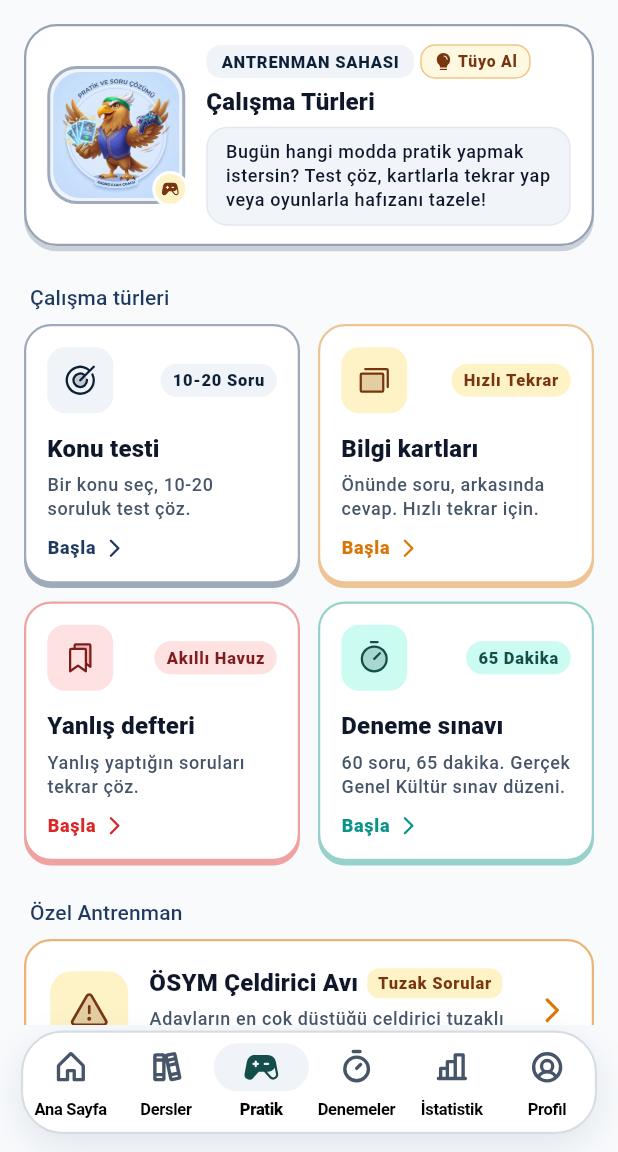
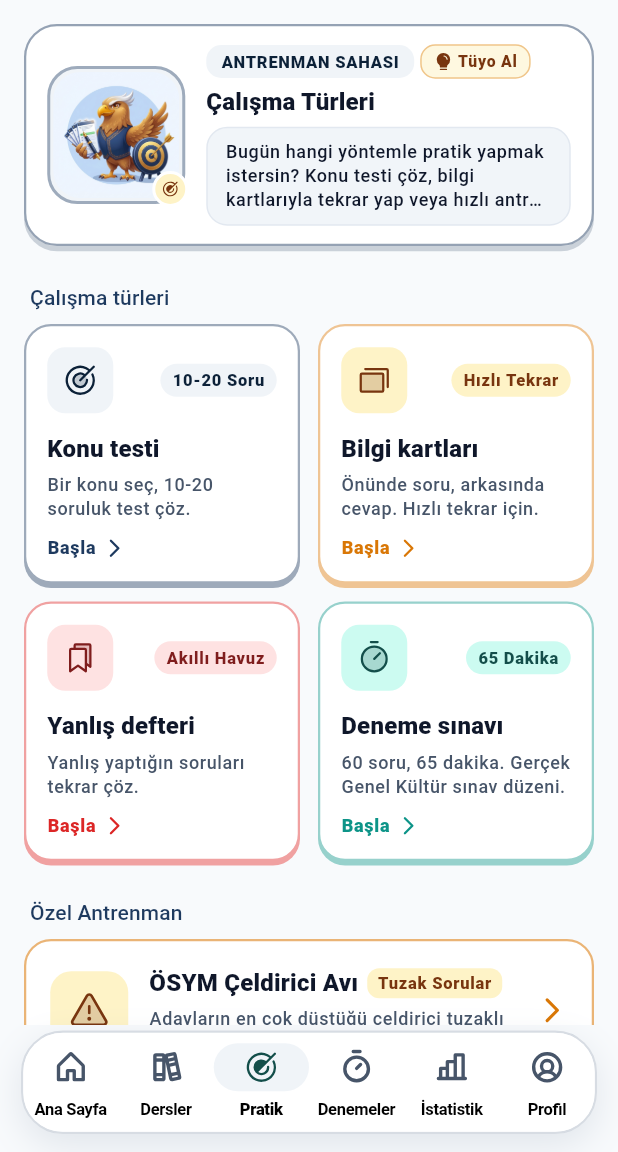
Before and after one commit to omerfarukpehlivan/kadro, a Flutter app: the screen it shows after launch, item 3 of the bottom bar chosen, on a phone screen of 412 x 824 dp, the part 84-1236 px from its top. Run offline on Flutter 3.47's test engine with Material 3 defaults, Android fonts, the phone set to English and light mode, and no system bars; drawn by our look-alikes of flutter_animate; our stand-ins replace fl_chart, flex_color_scheme, flutter_local_notifications, flutter_riverpod, go_router, google_fonts and 5 more; missing offline and left inert: purchases_flutter; accounts and stored records are empty.

Commit message:
fix(ui): resolve AppTopBar title overflow and replace gameController icon/mascot with academic target (TASK-69)

```diff
--- a/lib/app/widgets/app_navigation_bar.dart
+++ b/lib/app/widgets/app_navigation_bar.dart
@@ -84,12 +84,10 @@ class AppNavigationBar extends StatelessWidget {
                     selectedIcon: PhosphorIcon(PhosphorIconsFill.books),
                     label: 'Dersler',
                   ),
-                  // 2: Pratik
+                  // 2: Pratik (Akademik hedef ve antrenman ikonu)
                   NavigationDestination(
-                    icon: PhosphorIcon(PhosphorIconsBold.gameController),
-                    selectedIcon: PhosphorIcon(
-                      PhosphorIconsFill.gameController,
-                    ),
+                    icon: PhosphorIcon(PhosphorIconsBold.target),
+                    selectedIcon: PhosphorIcon(PhosphorIconsFill.target),
                     label: 'Pratik',
                   ),
                   // 3: Denemeler
--- a/lib/app/widgets/app_top_bar.dart
+++ b/lib/app/widgets/app_top_bar.dart
@@ -9,6 +9,9 @@ import 'package:phosphor_flutter/phosphor_flutter.dart';
 ///
 /// Sol tarafta Kadro Koçu avatarı ve ekran başlığını,
 /// sağ tarafta canlı soru hedefi/seri rozetini ve PRO abonelik durumunu gösterir.
+///
+/// TASK-69 kapsamında dar ekranlarda (<380px) ve uzun başlıklarda (örn: 'Çalışma Türleri')
+/// taşmaları önlemek için Flexible + ellipsis ve dinamik boyutlandırma eklenmiştir.
 class AppTopBar extends ConsumerWidget implements PreferredSizeWidget {
   final String title;
 
@@ -18,6 +21,7 @@ class AppTopBar extends ConsumerWidget implements PreferredSizeWidget {
   Widget build(BuildContext context, WidgetRef ref) {
     final colorScheme = Theme.of(context).colorScheme;
     final textTheme = Theme.of(context).textTheme;
+    final isCompact = MediaQuery.sizeOf(context).width < 380;
 
     final stats = ref.watch(studyStatsProvider);
     final prefs = ref.watch(userPreferencesProvider);
@@ -32,8 +36,8 @@ class AppTopBar extends ConsumerWidget implements PreferredSizeWidget {
         children: [
           // Kavisli kare Kadro Koçu avatarı (altın çerçeveli, hata durumunda fallback ikon)
           Container(
-            width: 36,
-            height: 36,
+            width: isCompact ? 32 : 36,
+            height: isCompact ? 32 : 36,
             decoration: BoxDecoration(
               borderRadius: BorderRadius.circular(12),
               border: Border.all(color: colorScheme.tertiary, width: 1.5),
@@ -47,24 +51,34 @@ class AppTopBar extends ConsumerWidget implements PreferredSizeWidget {
                   color: colorScheme.primaryContainer,
                   child: PhosphorIcon(
                     PhosphorIconsDuotone.graduationCap,
-                    size: 18,
+                    size: isCompact ? 16 : 18,
                     color: colorScheme.onPrimaryContainer,
                   ),
                 ),
               ),
             ),
           ),
-          const SizedBox(width: 10),
-          Text(
-            title,
-            style: textTheme.titleLarge?.copyWith(fontWeight: FontWeight.w800),
+          SizedBox(width: isCompact ? 8 : 10),
+          Flexible(
+            child: Text(
+              title,
+              maxLines: 1,
+              overflow: TextOverflow.ellipsis,
+              style: textTheme.titleLarge?.copyWith(
+                fontWeight: FontWeight.w800,
+                fontSize: isCompact ? 17 : null,
+              ),
+            ),
           ),
         ],
       ),
       actions: [
         // Günlük Hedef / Seri rozeti
         Container(
-          padding: const EdgeInsets.symmetric(horizontal: 10, vertical: 5),
+          padding: EdgeInsets.symmetric(
+            horizontal: isCompact ? 8 : 10,
+            vertical: 5,
+          ),
           decoration: BoxDecoration(
             color: colorScheme.tertiaryContainer,
             borderRadius: BorderRadius.circular(20),
@@ -89,7 +103,7 @@ class AppTopBar extends ConsumerWidget implements PreferredSizeWidget {
             ],
           ),
         ),
-        const SizedBox(width: 8),
+        SizedBox(width: isCompact ? 6 : 8),
         // PRO rozet butonu (PaywallScreen açar)
         InkWell(
           onTap: () {
@@ -98,8 +112,11 @@ class AppTopBar extends ConsumerWidget implements PreferredSizeWidget {
           },
           borderRadius: BorderRadius.circular(20),
           child: Container(
-            margin: const EdgeInsets.only(right: 12),
-            padding: const EdgeInsets.symmetric(horizontal: 10, vertical: 5),
+            margin: EdgeInsets.only(right: isCompact ? 8 : 12),
+            padding: EdgeInsets.symmetric(
+              horizontal: isCompact ? 8 : 10,
+              vertical: 5,
+            ),
             decoration: BoxDecoration(
               color: prefs.isPro
                   ? colorScheme.tertiary
--- a/lib/features/lessons/presentation/lesson_topics_screen.dart
+++ b/lib/features/lessons/presentation/lesson_topics_screen.dart
@@ -76,7 +76,11 @@ class LessonTopicsScreen extends ConsumerWidget {
   Widget build(BuildContext context, WidgetRef ref) {
     return Scaffold(
       appBar: AppBar(
-        title: Text('${lesson.name} Konuları'),
+        title: Text(
+          '${lesson.name} Konuları',
+          maxLines: 1,
+          overflow: TextOverflow.ellipsis,
+        ),
         actions: [
           Tooltip(
             message: '${lesson.name} Tüm Konuları İndir (PRO)',
--- a/lib/features/lessons/presentation/topic_tests_screen.dart
+++ b/lib/features/lessons/presentation/topic_tests_screen.dart
@@ -126,6 +126,8 @@ class _TopicTestsScreenState extends ConsumerState<TopicTestsScreen> {
             Text(widget.topic, maxLines: 1, overflow: TextOverflow.ellipsis),
             Text(
               '${widget.lessonName} · ${_testChunks.length} Test (${_allQuestions.length} Soru)',
+              maxLines: 1,
+              overflow: TextOverflow.ellipsis,
               style: textTheme.labelSmall?.copyWith(
                 color: colorScheme.onSurfaceVariant,
               ),
--- a/lib/features/practice/presentation/practice_hub_screen.dart
+++ b/lib/features/practice/presentation/practice_hub_screen.dart
@@ -107,7 +107,7 @@ class PracticeHubScreen extends ConsumerWidget {
             mood: MascotMood.practice,
             badgeLabel: 'ANTRENMAN SAHASI',
             title: 'Çalışma Türleri',
-            message: 'Bugün hangi modda pratik yapmak istersin? Test çöz, kartlarla tekrar yap veya oyunlarla hafızanı tazele!',
+            message: 'Bugün hangi yöntemle pratik yapmak istersin? Konu testi çöz, bilgi kartlarıyla tekrar yap veya hızlı antrenmanlarla bilgini pekiştir!',
           ),
           AppSpacing.gapMd,
 
@@ -158,8 +158,8 @@ class PracticeHubScreen extends ConsumerWidget {
           const _DistractorHuntSpecialCard(),
           AppSpacing.gapMd,
 
-          // 4. Etkileşimli Mini Oyunlar (2'li Bento Grid)
-          const SectionTitle('Etkileşimli Mini Oyunlar'),
+          // 4. Hızlı Tekrar & Refleks Antrenmanı (2'li Bento Grid)
+          const SectionTitle('Hızlı Tekrar & Refleks Antrenmanı'),
           IntrinsicHeight(
             child: Row(
               crossAxisAlignment: CrossAxisAlignment.stretch,
@@ -190,7 +190,7 @@ class PracticeHubScreen extends ConsumerWidget {
                     title: 'Kavram Eşleştir',
                     description:
                         'Tarih, Coğrafya ve Vatandaşlık kavramlarını eşleştir.',
-                    badgeText: 'Hafıza Oyunu',
+                    badgeText: 'Kavram Pekiştirme',
                     actionText: 'Eşleştir',
                     accentColor: colorScheme.primary,
                     accentContainerColor: colorScheme.primaryContainer,
--- a/lib/shared/widgets/mascot_coach_banner.dart
+++ b/lib/shared/widgets/mascot_coach_banner.dart
@@ -73,7 +73,7 @@ extension MascotMoodExtension on MascotMood {
       case MascotMood.current:
         return PhosphorIconsFill.newspaperClipping;
       case MascotMood.practice:
-        return PhosphorIconsFill.gameController;
+        return PhosphorIconsFill.target;
       case MascotMood.exam:
         return PhosphorIconsFill.timer;
       case MascotMood.analyst:
@@ -145,7 +145,7 @@ extension MascotMoodExtension on MascotMood {
       case MascotMood.practice:
         return const [
           '💡 Pratik Tüyosu: Farklı modları harmanla: Önce hap kartlarla oku, sonra konu testi çöz, en son blitz ile hızlan!',
-          '💡 Pratik Tüyosu: 60 Saniyede Pençe oyunu, zihindeki tereddütleri siler ve sınavdaki refleks karar hızını ikiye katlar.',
+          '💡 Pratik Tüyosu: 60 Saniyede Pençe antrenmanı, zihindeki tereddütleri siler ve sınavdaki refleks karar hızını ikiye katlar.',
           '💡 Pratik Tüyosu: Kavram Eşleştirme tahtası, Tarih antlaşmaları ve Coğrafya madenlerini ezberlemenin en pratik yoludur.',
           '💡 Pratik Tüyosu: Yanlış defterini her pazar temizlemeyi rutin haline getir; netlerin hızla tırmansın!',
         ];
```
Also changed, not shown: lib/features/quiz/presentation/quiz_screen.dart (+12 -2 lines), assets/images/mascot/tugrul_practice.png, 7 other files.
